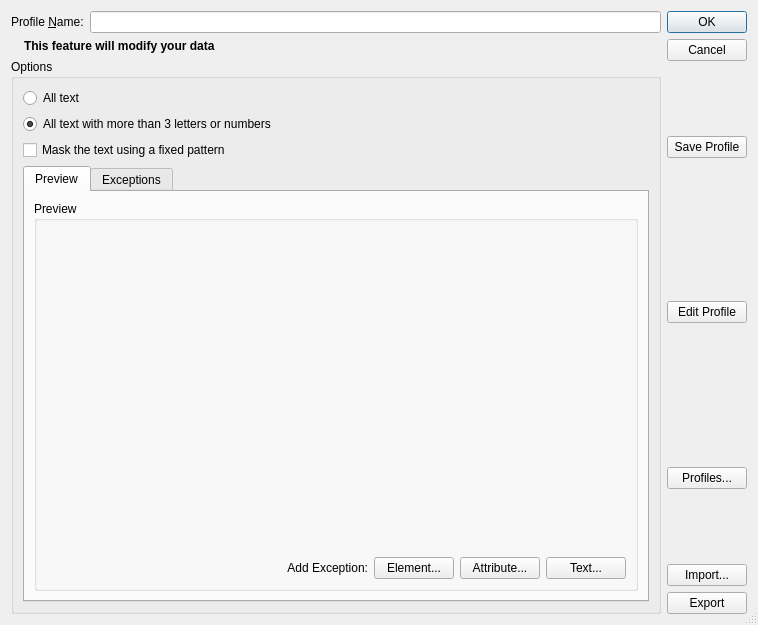
First picture: the form in src/modules/anonymize/anonadvdialog.ui, repository lbellonda/qxmledit, before the edit.
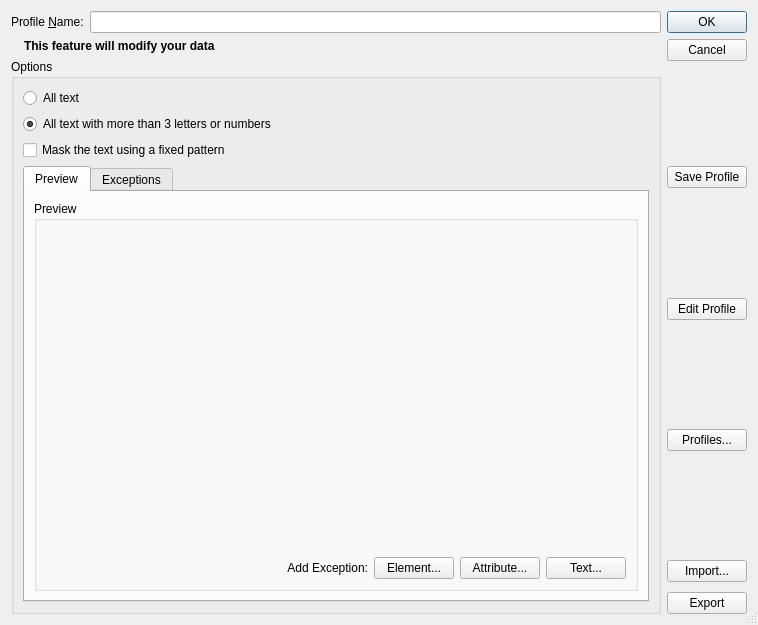
Second picture: the form after the edit. Icons and pictures are not drawn. Custom widgets are drawn as their Qt base class.

What changed in the file:
```diff
--- a/src/modules/anonymize/anonadvdialog.ui
+++ b/src/modules/anonymize/anonadvdialog.ui
@@ -266,33 +266,109 @@
      </item>
      <item>
       <layout class="QVBoxLayout" name="verticalLayout_3">
-       <item alignment="Qt::AlignHCenter|Qt::AlignVCenter">
+       <property name="spacing">
+        <number>10</number>
+       </property>
+       <property name="sizeConstraint">
+        <enum>QLayout::SetDefaultConstraint</enum>
+       </property>
+       <item>
+        <spacer name="verticalSpacer_4">
+         <property name="orientation">
+          <enum>Qt::Vertical</enum>
+         </property>
+         <property name="sizeHint" stdset="0">
+          <size>
+           <width>20</width>
+           <height>40</height>
+          </size>
+         </property>
+        </spacer>
+       </item>
+       <item>
         <widget class="QPushButton" name="cmdSaveProfile">
          <property name="enabled">
           <bool>true</bool>
          </property>
+         <property name="sizePolicy">
+          <sizepolicy hsizetype="Fixed" vsizetype="Fixed">
+           <horstretch>0</horstretch>
+           <verstretch>0</verstretch>
+          </sizepolicy>
+         </property>
          <property name="text">
           <string>Save Profile</string>
          </property>
         </widget>
        </item>
-       <item alignment="Qt::AlignHCenter|Qt::AlignVCenter">
+       <item>
+        <spacer name="verticalSpacer_2">
+         <property name="orientation">
+          <enum>Qt::Vertical</enum>
+         </property>
+         <property name="sizeHint" stdset="0">
+          <size>
+           <width>20</width>
+           <height>40</height>
+          </size>
+         </property>
+        </spacer>
+       </item>
+       <item>
         <widget class="QPushButton" name="cmdEditProfile">
+         <property name="sizePolicy">
+          <sizepolicy hsizetype="Fixed" vsizetype="Fixed">
+           <horstretch>0</horstretch>
+           <verstretch>0</verstretch>
+          </sizepolicy>
+         </property>
          <property name="text">
           <string>Edit Profile</string>
          </property>
         </widget>
        </item>
-       <item alignment="Qt::AlignHCenter|Qt::AlignVCenter">
+       <item>
+        <spacer name="verticalSpacer_3">
+         <property name="orientation">
+          <enum>Qt::Vertical</enum>
+         </property>
+         <property name="sizeHint" stdset="0">
+          <size>
+           <width>20</width>
+           <height>40</height>
+          </size>
+         </property>
+        </spacer>
+       </item>
+       <item>
         <widget class="QPushButton" name="cmdManageProfiles">
          <property name="enabled">
           <bool>true</bool>
          </property>
+         <property name="sizePolicy">
+          <sizepolicy hsizetype="Fixed" vsizetype="Fixed">
+           <horstretch>0</horstretch>
+           <verstretch>0</verstretch>
+          </sizepolicy>
+         </property>
          <property name="text">
           <string>Profiles...</string>
          </property>
         </widget>
        </item>
+       <item>
+        <spacer name="verticalSpacer">
+         <property name="orientation">
+          <enum>Qt::Vertical</enum>
+         </property>
+         <property name="sizeHint" stdset="0">
+          <size>
+           <width>20</width>
+           <height>40</height>
+          </size>
+         </property>
+        </spacer>
+       </item>
        <item>
         <widget class="QPushButton" name="cmdImportException">
          <property name="text">
```
Left out of the diff: 9 changed lines with no effect on the pictures.
